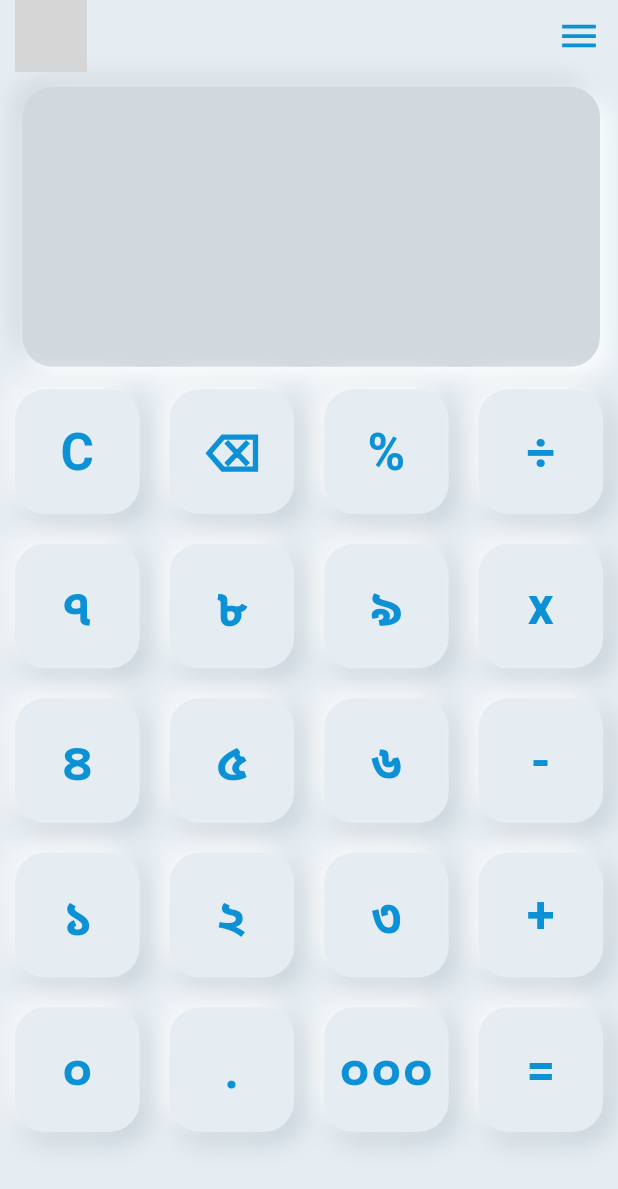
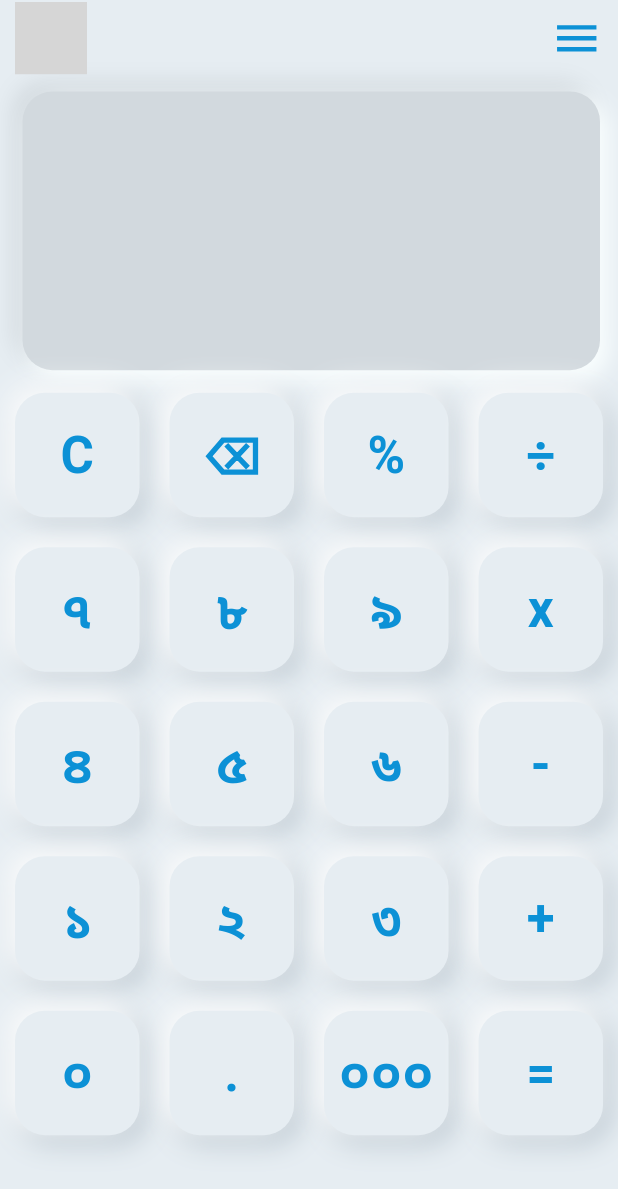
Before and after one commit to md-siam/bn_calculator, a Flutter app: the screen it shows after launch, on a phone screen of 412 x 824 dp. Shown: the top 1189 px of the screen. Run offline on Flutter 3.47's test engine with Material 2 defaults, Android fonts, the phone set to English and light mode, and no system bars; drawn by our look-alikes of clay_containers; our stand-ins replace audioplayers, math_expressions; missing offline and left inert: day_night_switcher; grey boxes are pictures that could not be loaded.

Commit message:
fixed theme bugs

```diff
--- a/lib/src/provider/theme_provider.dart
+++ b/lib/src/provider/theme_provider.dart
@@ -14,10 +14,10 @@ class MyTheme {
   static final lightTheme = ThemeData.light().copyWith(
     appBarTheme: const AppBarTheme(
       color: Color(0xFFE6EDF2),
-      iconTheme: IconThemeData(color: Colors.black),
+      iconTheme: IconThemeData(color: Color(0xFF0C91D6)),
       titleTextStyle: TextStyle(
-        color: Colors.black,
-        fontSize: 20,
+        color: Color(0xFF0C91D6),
+        fontSize: 23,
         fontWeight: FontWeight.bold,
       ),
     ),
@@ -40,10 +40,10 @@ class MyTheme {
   static final darkTheme = ThemeData.dark().copyWith(
     appBarTheme: const AppBarTheme(
       color: Color(0xFF253341),
-      iconTheme: IconThemeData(color: Colors.white),
+      iconTheme: IconThemeData(color: Color(0xFFFADA74)),
       titleTextStyle: TextStyle(
-        color: Colors.white,
-        fontSize: 20,
+        color: Color(0xFFFADA74),
+        fontSize: 23,
         fontWeight: FontWeight.bold,
       ),
     ),
--- a/lib/src/widget/dropdown_menu.dart
+++ b/lib/src/widget/dropdown_menu.dart
@@ -1,3 +1,4 @@
+import 'package:flutter/cupertino.dart';
 import 'package:flutter/material.dart';
 import 'package:audioplayers/audioplayers.dart';
 
@@ -9,14 +10,12 @@ class CustomDropdownMenu extends StatefulWidget {
   final List<Icon> icons;
   final BorderRadius? borderRadius;
   final Color backgroundColor;
-  final Color iconColor;
   final ValueChanged<int>? onChange;
   CustomDropdownMenu({
     Key? key,
     required this.icons,
-    this.borderRadius,
+    required this.borderRadius,
     required this.backgroundColor,
-    this.iconColor = Colors.black,
     this.onChange,
   }) : super(key: key);
 
@@ -75,16 +74,15 @@ class _CustomDropdownMenuState extends State<CustomDropdownMenu>
   Widget build(BuildContext context) {
     return Container(
       key: _key,
-      decoration: BoxDecoration(
-        borderRadius: _borderRadius,
-      ),
+      decoration: BoxDecoration(borderRadius: _borderRadius),
+      // burger menu icon property
       child: IconButton(
         splashRadius: 1,
         icon: AnimatedIcon(
           icon: AnimatedIcons.menu_close,
           progress: _animationController,
         ),
-        iconSize: 30,
+        iconSize: 35,
         onPressed: () async {
           if (isMenuOpen) {
             await widget.audioCache.play(
@@ -108,7 +106,7 @@ class _CustomDropdownMenuState extends State<CustomDropdownMenu>
     return OverlayEntry(
       builder: (context) {
         return Positioned(
-          top: buttonPosition.dy + buttonSize.height,
+          top: buttonPosition.dy + buttonSize.height - 13.0,
           left: buttonPosition.dx,
           width: buttonSize.width,
           child: Stack(
@@ -118,12 +116,12 @@ class _CustomDropdownMenuState extends State<CustomDropdownMenu>
                 child: Material(
                   elevation: 10,
                   color: Colors.transparent,
+                  shadowColor: Theme.of(context).shadowColor,
                   shape: ShapeBorder.lerp(
                     const CircleBorder(),
                     const CircleBorder(),
                     1.0,
                   ),
-                  shadowColor: Theme.of(context).shadowColor,
                   child: ClipPath(
                     clipper: ArrowClipper(),
                     child: Container(
@@ -181,7 +179,7 @@ void onSelected(BuildContext context, int item) {
   switch (item) {
     case 0:
       Navigator.of(context).push(
-        MaterialPageRoute(builder: (context) => const HistoryPage()),
+        CupertinoPageRoute(builder: (context) => const HistoryPage()),
       );
       break;
 
--- a/lib/src/widget/top_appbar.dart
+++ b/lib/src/widget/top_appbar.dart
@@ -36,8 +36,8 @@ class TopButtons extends StatelessWidget {
           borderRadius: BorderRadius.circular(10),
           backgroundColor: Theme.of(context).primaryColor,
           icons: const [
-            Icon(Icons.history),
-            Icon(Icons.info_outline_rounded),
+            Icon(Icons.history, size: 30),
+            Icon(Icons.info_outline_rounded, size: 30),
           ],
           onChange: (index) {},
         ),
```
